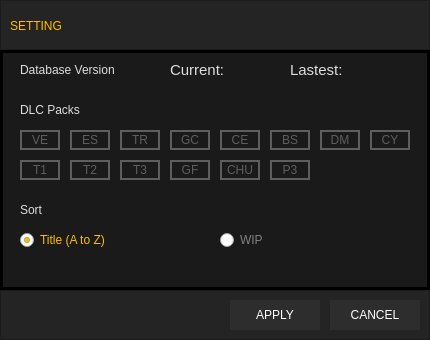
Old version of the form ui/setting.ui in the repository wowvv0w/djmax-random-selector.
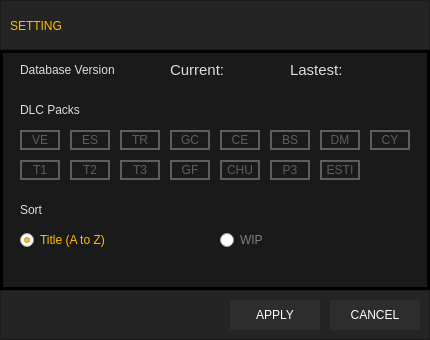
New version of the form.

The edit to the form file:
```diff
--- a/ui/setting.ui
+++ b/ui/setting.ui
@@ -568,6 +568,29 @@
       <bool>true</bool>
      </property>
     </widget>
+    <widget class="QPushButton" name="yd_cb_esti">
+     <property name="geometry">
+      <rect>
+       <x>310</x>
+       <y>60</y>
+       <width>40</width>
+       <height>20</height>
+      </rect>
+     </property>
+     <property name="styleSheet">
+      <string notr="true">QPushButton:checked {
+	border-color: #c0c0c0;
+ 	color: #e6ce99;
+    background-color: rgba(0, 0, 0, 87);
+}</string>
+     </property>
+     <property name="text">
+      <string>ESTI</string>
+     </property>
+     <property name="checkable">
+      <bool>true</bool>
+     </property>
+    </widget>
    </widget>
    <widget class="QLabel" name="label_3">
     <property name="geometry">
```
